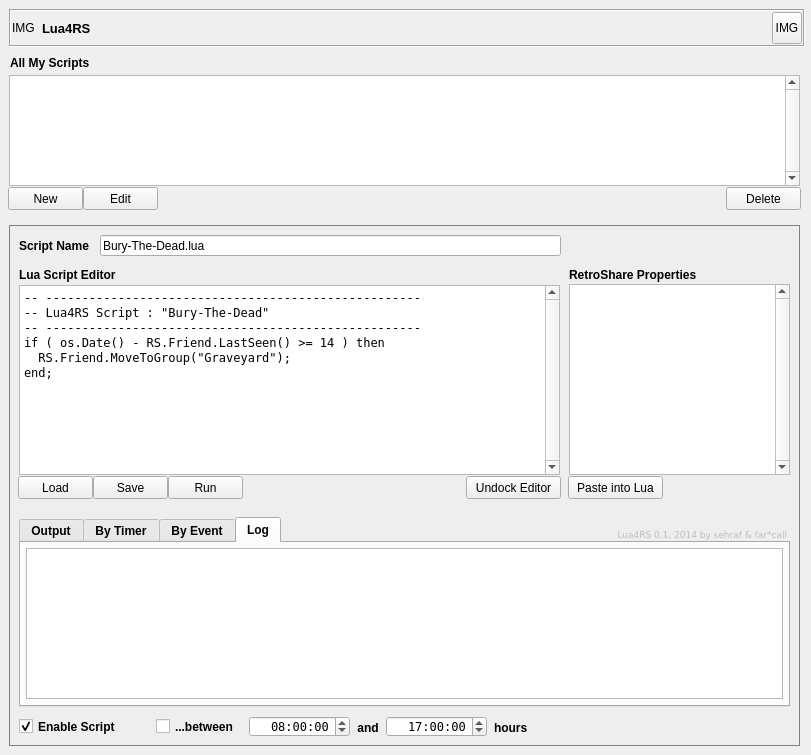
Qt form Lua4RSWidget.ui (RetroShare/Lua4RS) before a commit.
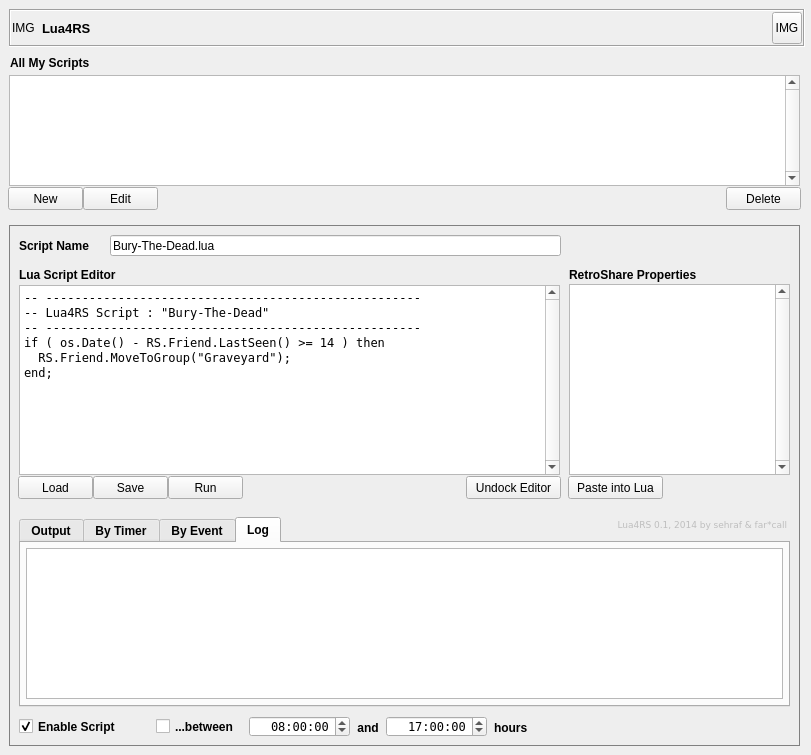
The same form after that commit. The open tabs and pages were chosen to show the change.

Commit message: output is working again added log and moved informativ output to log small ui changes

```diff
--- a/Lua4RSWidget.ui
+++ b/Lua4RSWidget.ui
@@ -635,9 +635,9 @@
    <widget class="QLineEdit" name="le_scriptname">
     <property name="geometry">
      <rect>
-      <x>91</x>
+      <x>101</x>
       <y>10</y>
-      <width>461</width>
+      <width>451</width>
       <height>21</height>
      </rect>
     </property>
@@ -662,7 +662,7 @@
      <rect>
       <x>10</x>
       <y>13</y>
-      <width>81</width>
+      <width>91</width>
       <height>16</height>
      </rect>
     </property>
@@ -794,7 +794,7 @@
     <property name="geometry">
      <rect>
       <x>597</x>
-      <y>300</y>
+      <y>290</y>
       <width>181</width>
       <height>20</height>
      </rect>
```
Left out of the diff: 20 changed lines with no effect on the pictures. The commit also changes 4 other files.
